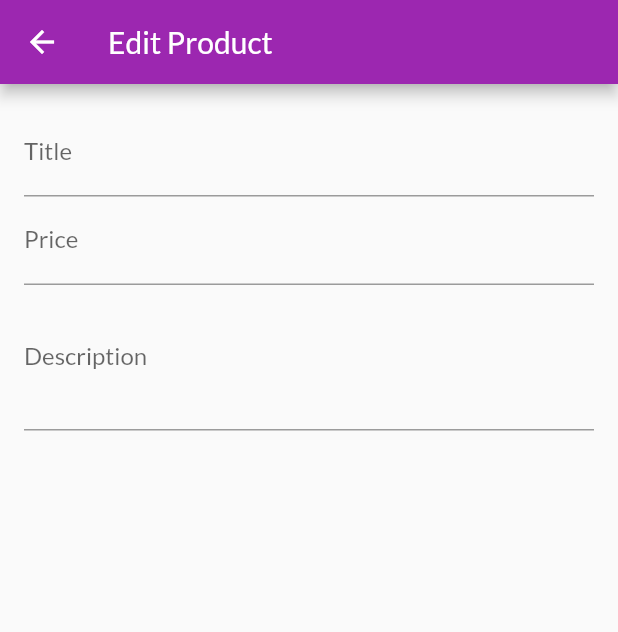
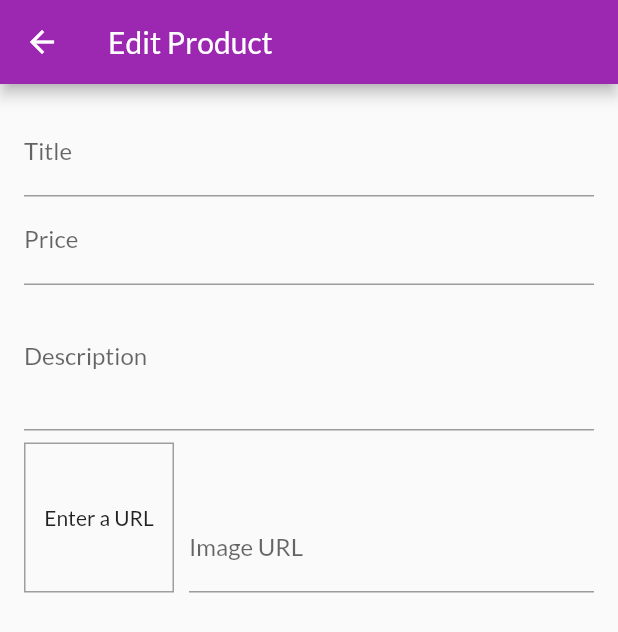
Before and after one commit to amirhossein-jahangiri/Shop-App, a Flutter app: the EditProductScreen screen opened by its route, on a phone screen of 412 x 824 dp. Shown: the top 632 px of the screen. Run offline on Flutter 3.47's test engine with Material 2 defaults, Android fonts, the phone set to English and light mode, and no system bars; network calls fail.

Commit message:
adding user text input , image url input and image preview

```diff
--- a/lib/screens/edit_product_screen.dart
+++ b/lib/screens/edit_product_screen.dart
@@ -1,12 +1,37 @@
+import 'dart:developer';
+
 import 'package:flutter/material.dart';
 
 class EditProductScreen extends StatefulWidget {
   static const String routeName = '/edit-product';
+
   @override
   _EditProductScreenState createState() => _EditProductScreenState();
 }
 
 class _EditProductScreenState extends State<EditProductScreen> {
+  final TextEditingController _imageUrlController = TextEditingController();
+  final FocusNode _imageUrlFocusNode = FocusNode();
+
+  @override
+  void initState() {
+    _imageUrlFocusNode.addListener(_updateImageUrl);
+    super.initState();
+  }
+
+  void _updateImageUrl() {
+    if (!_imageUrlFocusNode.hasFocus) {
+      setState(() {});
+    }
+  }
+
+  @override
+  void dispose() {
+    _imageUrlController.dispose();
+    _imageUrlFocusNode.dispose();
+    _imageUrlFocusNode.removeListener(_updateImageUrl);
+    super.dispose();
+  }
 
   @override
   Widget build(BuildContext context) {
@@ -28,9 +53,35 @@ class _EditProductScreenState extends State<EditProductScreen> {
               ),
               TextFormField(
                 decoration: InputDecoration(labelText: 'Description'),
-                textInputAction: TextInputAction.done,
+                textInputAction: TextInputAction.next,
                 keyboardType: TextInputType.multiline,
                 maxLines: 3,
+              ),
+              Row(
+                crossAxisAlignment: CrossAxisAlignment.end,
+                children: <Widget>[
+                  Container(
+                    height: 100,
+                    width: 100,
+                    margin: const EdgeInsets.only(top: 8.0, right: 10.0),
+                    decoration: BoxDecoration(
+                      border: Border.all(color: Colors.grey, width: 1.0),
+                    ),
+                    alignment: Alignment.center,
+                    child: _imageUrlController.text.isEmpty
+                        ? Text('Enter a URL')
+                        : Image.network(_imageUrlController.text, fit: BoxFit.cover),
+                  ),
+                  Expanded(
+                    child: TextFormField(
+                      controller: _imageUrlController,
+                      decoration: InputDecoration(labelText: 'Image URL'),
+                      keyboardType: TextInputType.url,
+                      textInputAction: TextInputAction.done,
+                      focusNode: _imageUrlFocusNode,
+                    ),
+                  ),
+                ],
               ),
             ],
           ),
--- a/lib/widgets/user_product_item.dart
+++ b/lib/widgets/user_product_item.dart
@@ -1,6 +1,5 @@
 import 'package:flutter/material.dart';
 
-import '../screens/edit_product_screen.dart';
 
 class UserProductItem extends StatelessWidget {
   final String? title;
@@ -20,9 +19,7 @@ class UserProductItem extends StatelessWidget {
         child: Row(
           children: <Widget>[
             IconButton(
-              onPressed: () {
-                Navigator.of(context).pushNamed(EditProductScreen.routeName);
-              },
+              onPressed: () {},
               icon: Icon(Icons.edit),
               color: Theme.of(context).primaryColor,
             ),
```
Also changed, not shown: lib/screens/user_products_screen.dart (+10 -2 lines).
